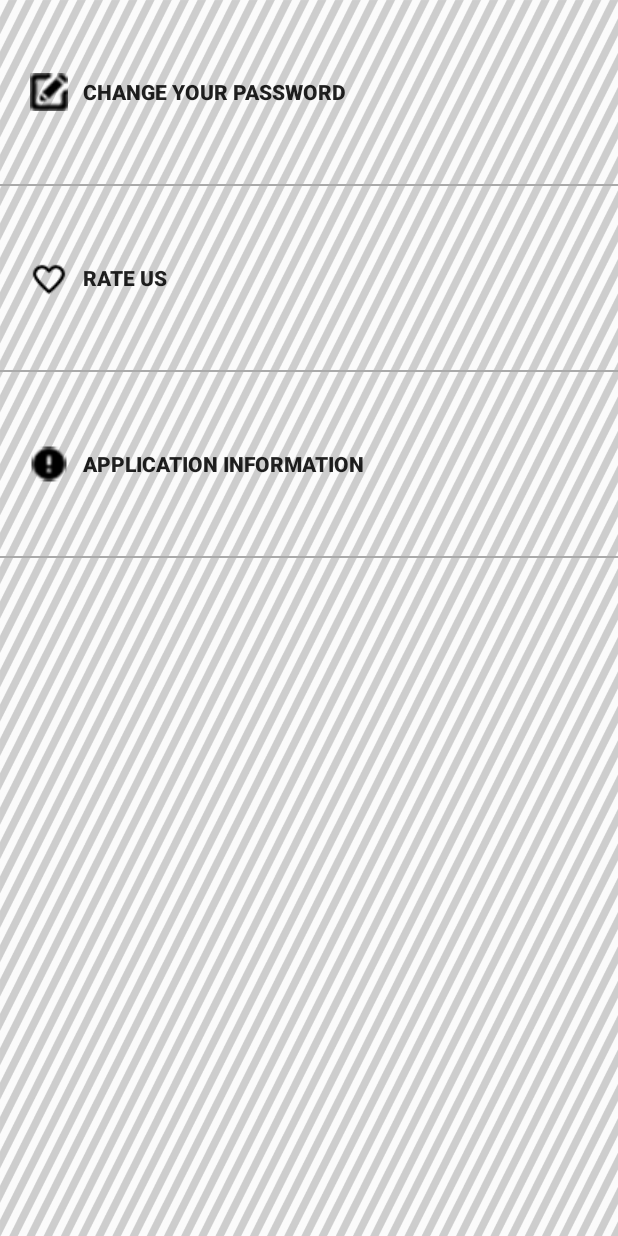
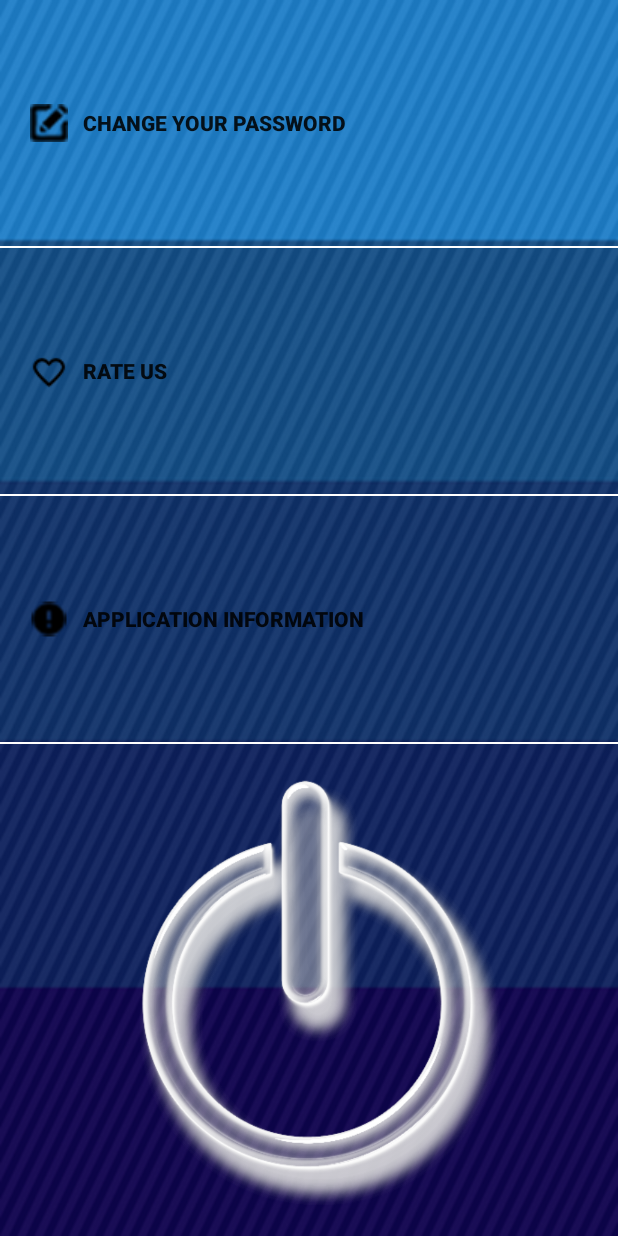
Before and after one commit to remimeunier/-PI-Ekio, an Android app: the layout setting_layout.xml on its own in the app's theme, with its tools: preview values and no code run, on a phone screen of 412 x 824 dp. Run offline under Robolectric (Android 15) with nearby library versions, the phone set to English and light mode, and no system bars; network calls fail.

Commit message:
log the fuck out

```diff
--- a/app/src/main/AndroidManifest.xml
+++ b/app/src/main/AndroidManifest.xml
@@ -45,6 +45,9 @@
             android:name=".ChooseFromCollectionActivity"
             android:screenOrientation="portrait"></activity>
         <activity
+            android:name=".SettingActivity"
+            android:screenOrientation="portrait"></activity>
+        <activity
             android:name=".CollectionShowcaseActivity"
             android:screenOrientation="portrait"></activity><!-- ATTENTION: This was auto-generated to add Google Play services to your project for
      App Indexing.  See https://g.co/AppIndexing/AndroidStudio for more information. -->
--- a/app/src/main/java/com/example/remi/ekio/BeforePictureActivity.java
+++ b/app/src/main/java/com/example/remi/ekio/BeforePictureActivity.java
@@ -50,6 +50,7 @@
     long time = System.currentTimeMillis();
     String name = String.valueOf(time)+".jpg";
     ArrayList<Integer> result;
+    Rect Square = new Rect(200,200,200,200);
 
 
     // gestion du menu (voir main activity for details)
@@ -106,7 +107,7 @@
         //taking the picture
         findingLoupe = (ImageView) findViewById(R.id.findingLoupe);
         mCropImageView = (CropImageView) findViewById(R.id.CropImageView);
-        //mCropImageView.setCropRect(Square);
+        mCropImageView.setCropRect(Square);
        // mCropImageView.setAspectRatio(1,1);
        // mCropImageView.setFixedAspectRatio(true);
         mCropImageView.setScaleType(CropImageView.ScaleType.FIT_CENTER);
--- a/app/src/main/java/com/example/remi/ekio/DrawerItemClickListener.java
+++ b/app/src/main/java/com/example/remi/ekio/DrawerItemClickListener.java
@@ -23,8 +23,7 @@
                 context.startActivity(newActivity2);
                 break;
             case 2:
-                Intent intent = new Intent(context, ChooseFromCollectionActivity.class);
-                intent.putExtra("com.example.remi.ekio.messagekey", 1);
+                Intent intent = new Intent(context, SettingActivity.class);
                 context.startActivity(intent);
                 break;
         }
--- a/app/src/main/res/layout/activity_sign_in.xml
+++ b/app/src/main/res/layout/activity_sign_in.xml
@@ -26,6 +26,7 @@
             android:id="@+id/password"
             android:hint="@string/password"
             android:inputType="textPassword"/>
+
         <CheckBox android:id="@+id/auto_connexion_sign_in"
             android:layout_width="wrap_content"
             android:layout_height="wrap_content"
--- a/app/src/main/res/layout/setting_layout.xml
+++ b/app/src/main/res/layout/setting_layout.xml
@@ -3,15 +3,14 @@
     android:orientation="vertical"
     android:layout_width="match_parent"
     android:layout_height="match_parent"
-    android:background="@drawable/setting_background"
-    android:weightSum="1"
-    >
+    android:background="@drawable/background"
+    android:weightSum="1">
 
 
     <Button
         android:layout_width="match_parent"
         android:layout_height="0dp"
-        android:layout_weight="0.15"
+        android:layout_weight="0.2"
         android:id="@+id/change_pass"
         android:text="   Change your password"
         android:textStyle="bold"
@@ -23,12 +22,12 @@
     <View
         android:layout_width="match_parent"
         android:layout_height="1dp"
-        android:background="@android:color/darker_gray"/>
+        android:background="@android:color/white"/>
 
     <Button
         android:layout_width="match_parent"
         android:layout_height="0dp"
-        android:layout_weight="0.15"
+        android:layout_weight="0.2"
         android:id="@+id/rate"
         android:text="   Rate Us"
         android:textStyle="bold"
@@ -40,12 +39,12 @@
     <View
         android:layout_width="match_parent"
         android:layout_height="1dp"
-        android:background="@android:color/darker_gray"/>
+        android:background="@android:color/white"/>
 
     <Button
         android:layout_width="match_parent"
         android:layout_height="0dp"
-        android:layout_weight="0.15"
+        android:layout_weight="0.2"
         android:id="@+id/app_info"
         android:text="   Application Information"
         android:textStyle="bold"
@@ -57,7 +56,16 @@
     <View
         android:layout_width="match_parent"
         android:layout_height="1dp"
-        android:background="@android:color/darker_gray"/>
+        android:background="@android:color/white"/>
+    <ImageButton
+        android:layout_width="match_parent"
+        android:layout_height="0dp"
+        android:layout_weight="0.4"
+        android:background="@android:color/transparent"
+        android:src="@drawable/logout"
+        android:scaleType="fitCenter"
+        android:paddingBottom="20dp"
+        android:onClick="popUpLogOut"/>
 
 
 </LinearLayout>
```
Also changed, not shown: app/src/main/java/com/example/remi/ekio/SettingActivity.java (+61 -0 lines), app/src/main/res/layout/change_pass.xml (added, +39 -0 lines), app/src/main/res/drawable/logout.png (added), 141 other files.
